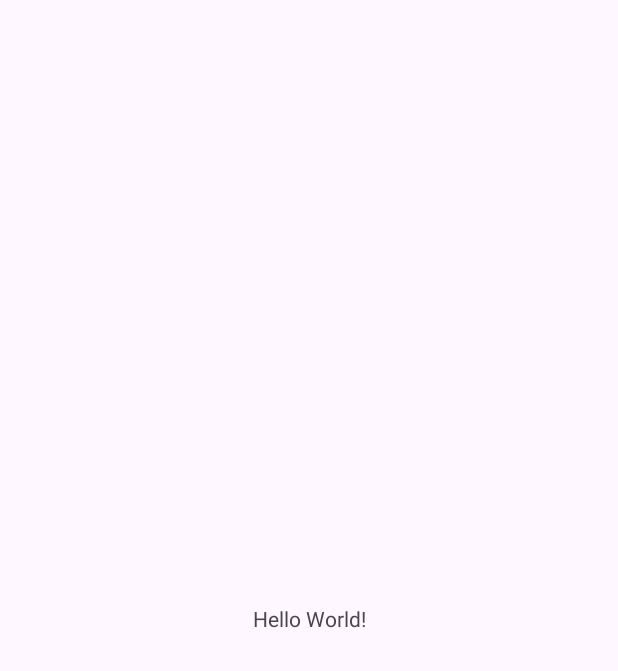
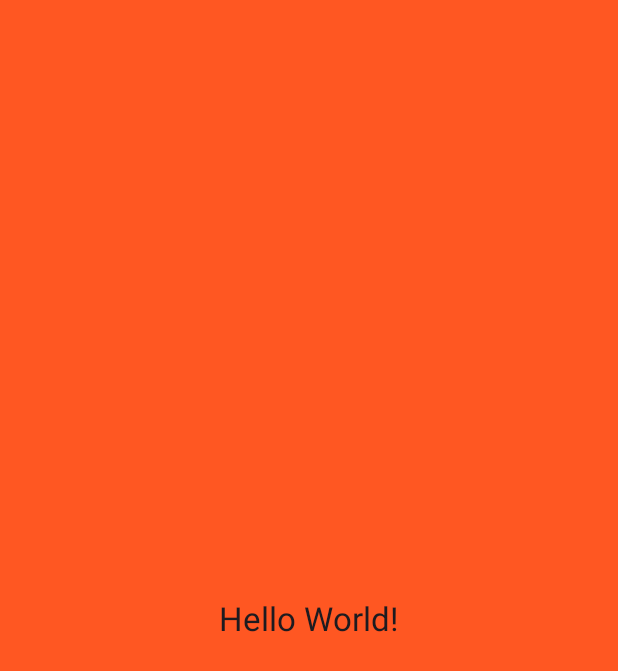
Before and after one commit to gcalvarez93/practica-fundamentos-android, an Android app: the screen it shows after launch (MainActivity), on a phone screen of 412 x 824 dp. Before the commit the part shown is almost empty. Shown: the top 671 px of the screen. Run offline under Robolectric (Android 15) with nearby library versions, the phone set to English and light mode, and no system bars.

Commit message:
Change Background Color

```diff
--- a/DragonBallFundamentosAndroid/app/src/main/res/layout/activity_main.xml
+++ b/DragonBallFundamentosAndroid/app/src/main/res/layout/activity_main.xml
@@ -4,12 +4,14 @@
     xmlns:tools="http://schemas.android.com/tools"
     android:layout_width="match_parent"
     android:layout_height="match_parent"
+    android:background="#FF5722"
     tools:context=".MainActivity">
 
     <TextView
         android:layout_width="wrap_content"
         android:layout_height="wrap_content"
         android:text="Hello World!"
+        android:textAppearance="@style/TextAppearance.AppCompat.Large"
         app:layout_constraintBottom_toBottomOf="parent"
         app:layout_constraintEnd_toEndOf="parent"
         app:layout_constraintStart_toStartOf="parent"
```
